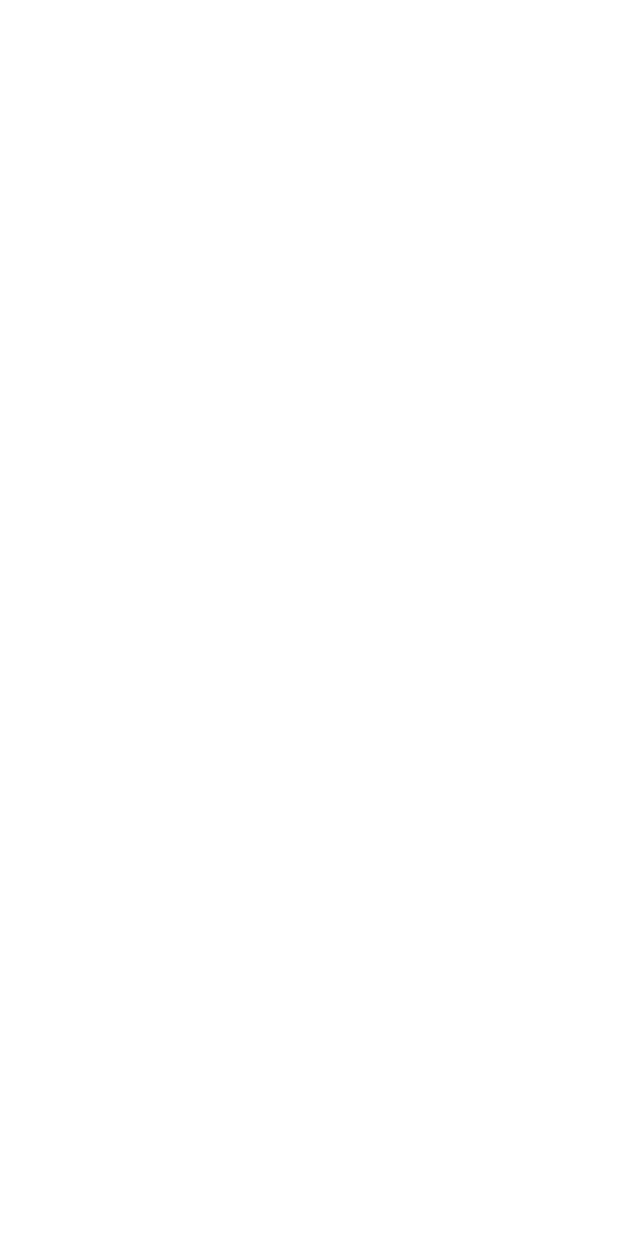
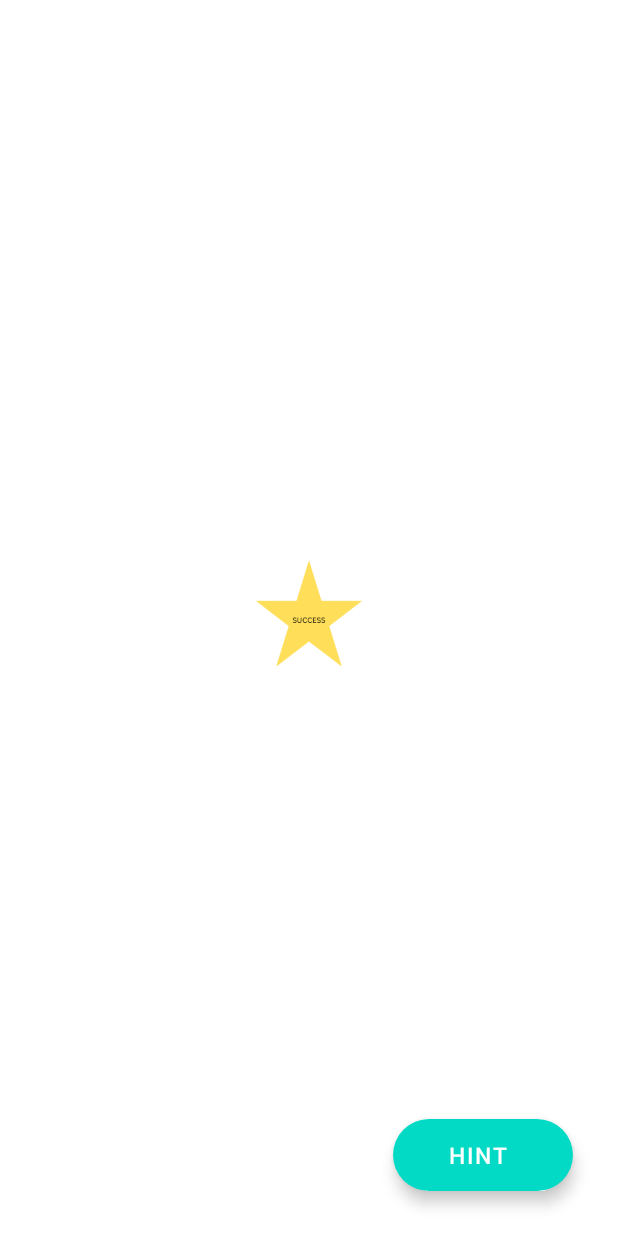
Before and after one commit to weichi2002/WordlyApp, an Android app: the Game screen opened directly, with no data from a screen before it, on a phone screen of 412 x 824 dp. Before the commit the screen is empty. Run offline under Robolectric (Android 15) with nearby library versions, the phone set to English and light mode, and no system bars.

Commit message:
Finished the floating button in GAME UI

```diff
--- a/app/src/main/java/edu/fandm/wchou/myapplication/Game.java
+++ b/app/src/main/java/edu/fandm/wchou/myapplication/Game.java
@@ -3,8 +3,16 @@ package edu.fandm.wchou.myapplication;
 import androidx.appcompat.app.ActionBar;
 import androidx.appcompat.app.AppCompatActivity;
 
+import android.graphics.Bitmap;
+import android.graphics.Canvas;
+import android.graphics.Color;
+import android.graphics.Paint;
 import android.os.Bundle;
 import android.view.View;
+import android.widget.Button;
+import android.widget.Toast;
+
+import com.google.android.material.floatingactionbutton.ExtendedFloatingActionButton;
 
 public class Game extends AppCompatActivity {
 
@@ -28,5 +36,19 @@ public class Game extends AppCompatActivity {
         if (actionBar != null) {
             actionBar.hide();
         }
+
+        //select the button
+        ExtendedFloatingActionButton hintBtn = (ExtendedFloatingActionButton) findViewById(R.id.fab);
+        hintBtn.setOnClickListener(new View.OnClickListener() {
+            @Override
+            public void onClick(View v) {
+                Toast.makeText(getApplicationContext(), "HINT", Toast.LENGTH_LONG ).show();
+            }
+        });
+
+
     }
+
+
+
 }
--- a/app/src/main/res/layout/activity_game.xml
+++ b/app/src/main/res/layout/activity_game.xml
@@ -11,9 +11,27 @@
         android:id="@+id/downloaded_image_iv"
         android:layout_width="200dp"
         android:layout_height="200dp"
+        android:src="@drawable/star"
         app:layout_constraintTop_toTopOf="parent"
         app:layout_constraintBottom_toBottomOf="parent"
         app:layout_constraintLeft_toLeftOf="parent"
         app:layout_constraintRight_toRightOf="parent" />
 
+<!--    https://stackoverflow.com/questions/66388924/how-to-center-align-text-in-extended-floating-action-button-->
+    <com.google.android.material.floatingactionbutton.ExtendedFloatingActionButton
+        android:id="@+id/fab"
+        android:layout_width="wrap_content"
+        android:layout_height="wrap_content"
+        android:layout_margin="30dp"
+        android:text="Hint"
+        app:backgroundTint="?android:colorAccent"
+        app:layout_constraintBottom_toBottomOf="parent"
+        app:layout_constraintEnd_toEndOf="parent"
+        android:textColor="@color/white"
+        android:textSize="15dp"
+        android:textAlignment="center"
+        />
+
+
+
 </androidx.constraintlayout.widget.ConstraintLayout>
```
